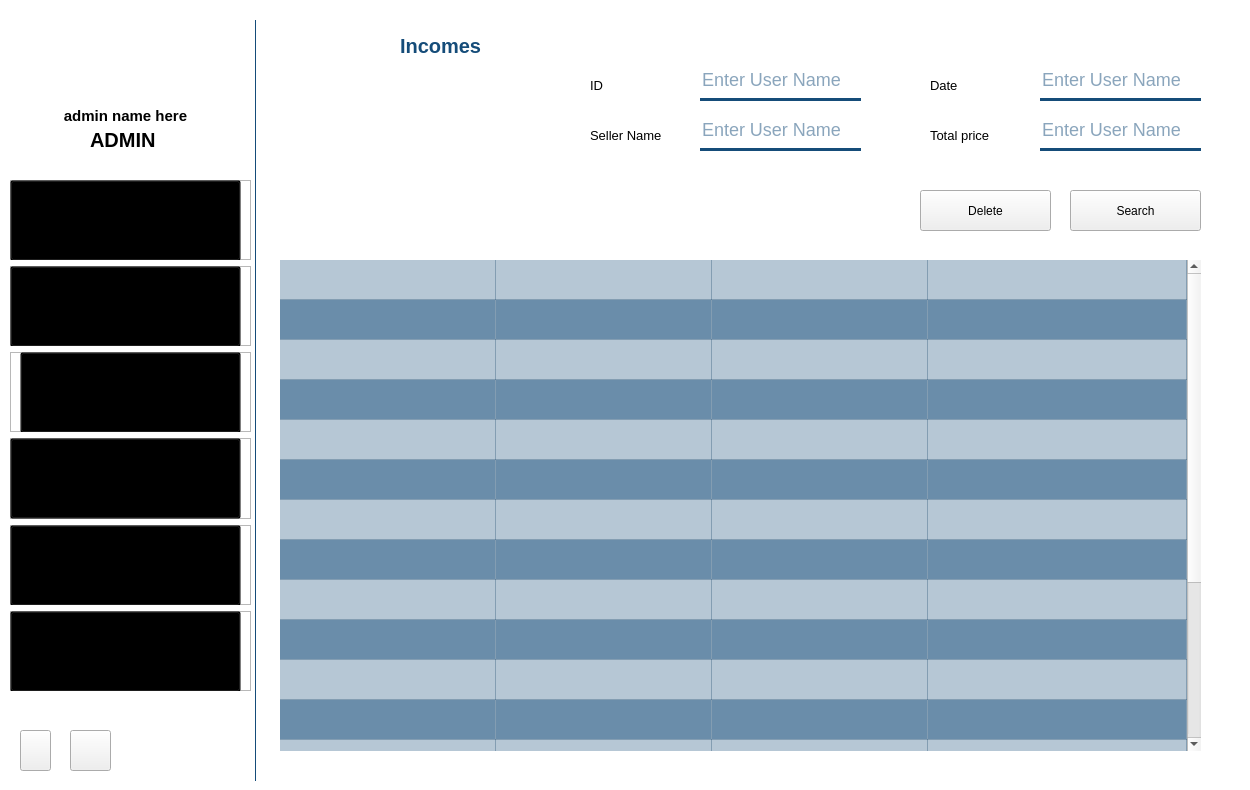
Qt form gui/admin.ui (Maher-Majdoub/supermarket_management_system) before a commit.
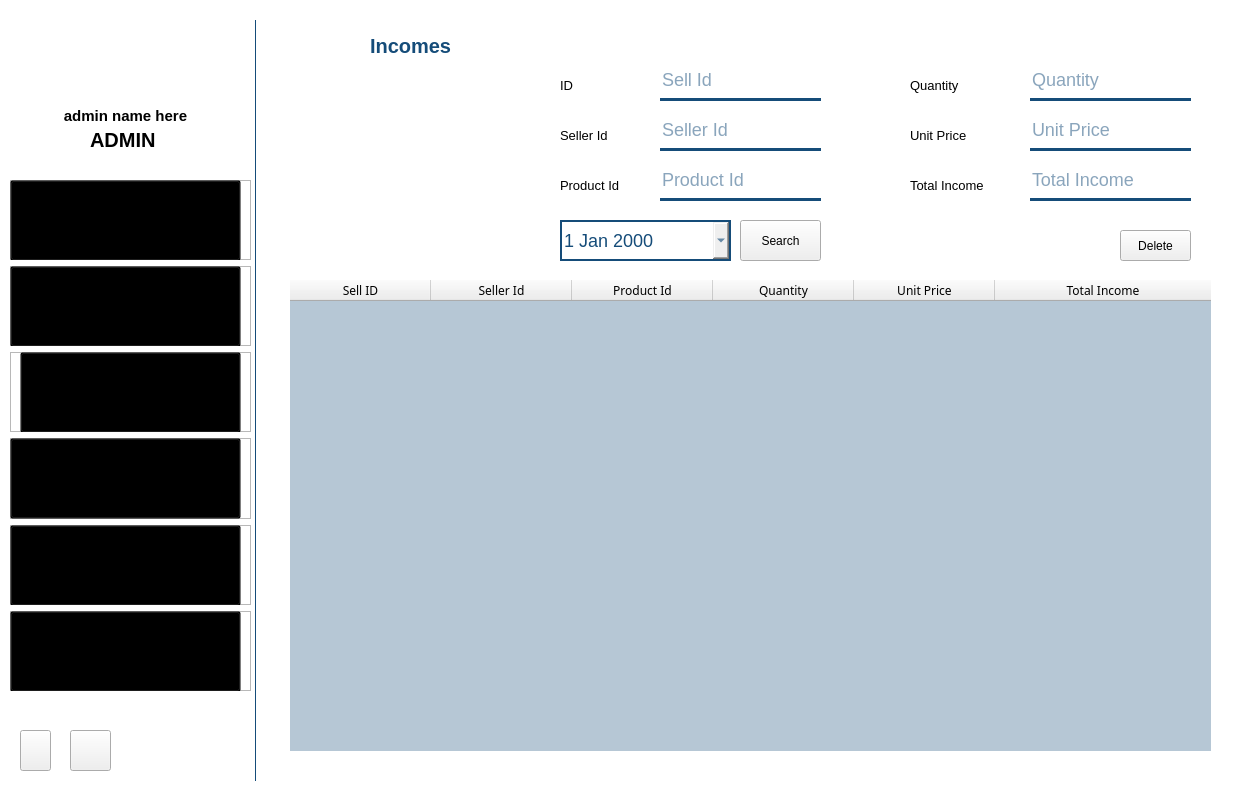
The same form after that commit. The open tabs and pages were chosen to show the change. Icons and pictures are not drawn.

Commit message: modified the incomes frame

Patch:
```diff
--- a/gui/admin.ui
+++ b/gui/admin.ui
@@ -136,7 +136,7 @@
   <widget class="QStackedWidget" name="containor">
    <property name="geometry">
     <rect>
-     <x>260</x>
+     <x>270</x>
      <y>20</y>
      <width>961</width>
      <height>751</height>
@@ -1767,7 +1767,7 @@
     <widget class="QLabel" name="label_44">
      <property name="geometry">
       <rect>
-       <x>110</x>
+       <x>70</x>
        <y>70</y>
        <width>141</width>
        <height>131</height>
@@ -1786,7 +1786,7 @@
     <widget class="QLabel" name="label_45">
      <property name="geometry">
       <rect>
-       <x>140</x>
+       <x>100</x>
        <y>10</y>
        <width>91</width>
        <height>31</height>
@@ -1805,7 +1805,7 @@
     <widget class="QLabel" name="label_46">
      <property name="geometry">
       <rect>
-       <x>330</x>
+       <x>290</x>
        <y>50</y>
        <width>31</width>
        <height>31</height>
@@ -1823,7 +1823,7 @@
     <widget class="QLineEdit" name="categorie_id_9">
      <property name="geometry">
       <rect>
-       <x>440</x>
+       <x>390</x>
        <y>40</y>
        <width>161</width>
        <height>41</height>
@@ -1835,14 +1835,17 @@
 color: #154c79;
 font-size: 18px;</string>
      </property>
+     <property name="readOnly">
+      <bool>true</bool>
+     </property>
      <property name="placeholderText">
-      <string>Enter User Name</string>
+      <string>Sell Id</string>
      </property>
     </widget>
     <widget class="QLabel" name="label_47">
      <property name="geometry">
       <rect>
-       <x>330</x>
+       <x>290</x>
        <y>100</y>
        <width>91</width>
        <height>31</height>
@@ -1854,33 +1857,15 @@
       </font>
      </property>
      <property name="text">
-      <string>Seller Name</string>
-     </property>
-    </widget>
-    <widget class="QLabel" name="label_48">
-     <property name="geometry">
-      <rect>
-       <x>670</x>
-       <y>50</y>
-       <width>41</width>
-       <height>31</height>
-      </rect>
-     </property>
-     <property name="font">
-      <font>
-       <pointsize>10</pointsize>
-      </font>
-     </property>
-     <property name="text">
-      <string>Date</string>
+      <string>Seller Id</string>
      </property>
     </widget>
     <widget class="QLabel" name="label_49">
      <property name="geometry">
       <rect>
-       <x>670</x>
-       <y>100</y>
-       <width>91</width>
+       <x>640</x>
+       <y>150</y>
+       <width>101</width>
        <height>31</height>
       </rect>
      </property>
@@ -1890,13 +1875,13 @@
       </font>
      </property>
      <property name="text">
-      <string>Total price</string>
+      <string>Total Income</string>
      </property>
     </widget>
     <widget class="QLineEdit" name="categorie_id_10">
      <property name="geometry">
       <rect>
-       <x>440</x>
+       <x>390</x>
        <y>90</y>
        <width>161</width>
        <height>41</height>
@@ -1908,34 +1893,24 @@
 color: #154c79;
 font-size: 18px;</string>
      </property>
-     <property name="placeholderText">
-      <string>Enter User Name</string>
-     </property>
-    </widget>
-    <widget class="QLineEdit" name="categorie_id_11">
-     <property name="geometry">
-      <rect>
-       <x>780</x>
-       <y>40</y>
-       <width>161</width>
-       <height>41</height>
-      </rect>
-     </property>
      <property name="styleSheet">
       <string notr="true">border: none;
 border-bottom: 3px solid #154c79;
 color: #154c79;
 font-size: 18px;</string>
      </property>
+     <property name="readOnly">
+      <bool>true</bool>
+     </property>
      <property name="placeholderText">
-      <string>Enter User Name</string>
+      <string>Seller Id</string>
      </property>
     </widget>
     <widget class="QLineEdit" name="categorie_id_12">
      <property name="geometry">
       <rect>
-       <x>780</x>
-       <y>90</y>
+       <x>760</x>
+       <y>140</y>
        <width>161</width>
        <height>41</height>
       </rect>
@@ -1946,16 +1921,19 @@
 color: #154c79;
 font-size: 18px;</string>
      </property>
+     <property name="readOnly">
+      <bool>true</bool>
+     </property>
      <property name="placeholderText">
-      <string>Enter User Name</string>
+      <string>Total Income</string>
      </property>
     </widget>
     <widget class="QPushButton" name="sellings_search_btn">
      <property name="geometry">
       <rect>
-       <x>810</x>
-       <y>170</y>
-       <width>131</width>
+       <x>470</x>
+       <y>200</y>
+       <width>81</width>
        <height>41</height>
       </rect>
      </property>
@@ -1972,10 +1950,10 @@
     <widget class="QPushButton" name="sellings_delete_btn">
      <property name="geometry">
       <rect>
-       <x>660</x>
-       <y>170</y>
-       <width>131</width>
-       <height>41</height>
+       <x>850</x>
+       <y>210</y>
+       <width>71</width>
+       <height>31</height>
       </rect>
      </property>
      <property name="statusTip">
@@ -1995,9 +1973,9 @@
      <property name="geometry">
       <rect>
        <x>20</x>
-       <y>240</y>
+       <y>260</y>
        <width>921</width>
-       <height>491</height>
+       <height>471</height>
       </rect>
      </property>
      <property name="sizePolicy">
@@ -2103,19 +2081,19 @@
       <bool>false</bool>
      </property>
      <property name="columnCount">
-      <number>4</number>
+      <number>6</number>
      </property>
      <attribute name="horizontalHeaderVisible">
-      <bool>false</bool>
+      <bool>true</bool>
      </attribute>
      <attribute name="horizontalHeaderCascadingSectionResizes">
       <bool>false</bool>
      </attribute>
      <attribute name="horizontalHeaderDefaultSectionSize">
-      <number>216</number>
+      <number>141</number>
      </attribute>
      <attribute name="horizontalHeaderMinimumSectionSize">
-      <number>216</number>
+      <number>141</number>
      </attribute>
      <attribute name="horizontalHeaderShowSortIndicator" stdset="0">
       <bool>true</bool>
@@ -2141,96 +2119,6 @@
      <attribute name="verticalHeaderStretchLastSection">
       <bool>false</bool>
      </attribute>
-     <row>
-      <property name="text">
-       <string>New Row</string>
-      </property>
-     </row>
-     <row>
-      <property name="text">
-       <string/>
-      </property>
-     </row>
-     <row>
-      <property name="text">
-       <string>New Row</string>
-      </property>
-     </row>
-     <row>
-      <property name="text">
-       <string>New Row</string>
-      </property>
-     </row>
-     <row>
-      <property name="text">
-       <string>New Row</string>
-      </property>
-     </row>
-     <row>
-      <property name="text">
-       <string>New Row</string>
-      </property>
-     </row>
-     <row>
-      <property name="text">
-       <string>New Row</string>
-      </property>
-     </row>
-     <row>
-      <property name="text">
-       <string>New Row</string>
-      </property>
-     </row>
-     <row>
-      <property name="text">
-       <string>New Row</string>
-      </property>
-     </row>
-     <row>
-      <property name="text">
-       <string>New Row</string>
-      </property>
-     </row>
-     <row>
-      <property name="text">
-       <string>New Row</string>
-      </property>
-     </row>
-     <row>
-      <property name="text">
-       <string>New Row</string>
-      </property>
-     </row>
-     <row>
-      <property name="text">
-       <string>New Row</string>
-      </property>
-     </row>
-     <row>
-      <property name="text">
-       <string>New Row</string>
-      </property>
-     </row>
-     <row>
-      <property name="text">
-       <string>New Row</string>
-      </property>
-     </row>
-     <row>
-      <property name="text">
-       <string>New Row</string>
-      </property>
-     </row>
-     <row>
-      <property name="text">
-       <string>New Row</string>
-      </property>
-     </row>
-     <row>
-      <property name="text">
-       <string>New Row</string>
-      </property>
-     </row>
      <column>
       <property name="text">
        <string>Sell ID</string>
@@ -2238,19 +2126,182 @@
      </column>
      <column>
       <property name="text">
-       <string>Seller Name</string>
+       <string>Seller Id</string>
       </property>
      </column>
      <column>
       <property name="text">
-       <string>date</string>
+       <string>Product Id</string>
       </property>
      </column>
      <column>
       <property name="text">
-       <string>Total</string>
+       <string>Quantity</string>
       </property>
      </column>
+     <column>
+      <property name="text">
+       <string>Unit Price</string>
+      </property>
+     </column>
+     <column>
+      <property name="text">
+       <string>Total Income</string>
+      </property>
+     </column>
+    </widget>
+    <widget class="QLabel" name="label_57">
+     <property name="geometry">
+      <rect>
+       <x>290</x>
+       <y>150</y>
+       <width>91</width>
+       <height>31</height>
+      </rect>
+     </property>
+     <property name="font">
+      <font>
+       <pointsize>10</pointsize>
+      </font>
+     </property>
+     <property name="text">
+      <string>Product Id</string>
+     </property>
+    </widget>
+    <widget class="QLineEdit" name="incomes_product_id">
+     <property name="geometry">
+      <rect>
+       <x>390</x>
+       <y>140</y>
+       <width>161</width>
+       <height>41</height>
+      </rect>
+     </property>
+     <property name="statusTip">
+      <string>del</string>
+     </property>
+     <property name="styleSheet">
+      <string notr="true">border: none;
+border-bottom: 3px solid #154c79;
+color: #154c79;
+font-size: 18px;</string>
+     </property>
+     <property name="readOnly">
+      <bool>true</bool>
+     </property>
+     <property name="placeholderText">
+      <string>Product Id</string>
+     </property>
+    </widget>
+    <widget class="QLabel" name="label_58">
+     <property name="geometry">
+      <rect>
+       <x>640</x>
+       <y>50</y>
+       <width>71</width>
+       <height>31</height>
+      </rect>
+     </property>
+     <property name="font">
+      <font>
+       <pointsize>10</pointsize>
+      </font>
+     </property>
+     <property name="text">
+      <string>Quantity</string>
+     </property>
+    </widget>
+    <widget class="QLabel" name="label_59">
+     <property name="geometry">
+      <rect>
+       <x>640</x>
+       <y>100</y>
+       <width>101</width>
+       <height>31</height>
+      </rect>
+     </property>
+     <property name="font">
+      <font>
+       <pointsize>10</pointsize>
+      </font>
+     </property>
+     <property name="text">
+      <string>Unit Price</string>
+     </property>
+    </widget>
+    <widget class="QLineEdit" name="incomes_unit_price">
+     <property name="geometry">
+      <rect>
+       <x>760</x>
+       <y>90</y>
+       <width>161</width>
+       <height>41</height>
+      </rect>
+     </property>
+     <property name="statusTip">
+      <string>del</string>
+     </property>
+     <property name="styleSheet">
+      <string notr="true">border: none;
+border-bottom: 3px solid #154c79;
+color: #154c79;
+font-size: 18px;</string>
+     </property>
+     <property name="readOnly">
+      <bool>true</bool>
+     </property>
+     <property name="placeholderText">
+      <string>Unit Price</string>
+     </property>
+    </widget>
+    <widget class="QLineEdit" name="incomes_quantity">
+     <property name="geometry">
+      <rect>
+       <x>760</x>
+       <y>40</y>
+       <width>161</width>
+       <height>41</height>
+      </rect>
+     </property>
+     <property name="statusTip">
+      <string>del</string>
+     </property>
+     <property name="styleSheet">
+      <string notr="true">border: none;
+border-bottom: 3px solid #154c79;
+color: #154c79;
+font-size: 18px;</string>
+     </property>
+     <property name="readOnly">
+      <bool>true</bool>
+     </property>
+     <property name="placeholderText">
+      <string>Quantity</string>
+     </property>
+    </widget>
+    <widget class="QDateEdit" name="incomes_date">
+     <property name="geometry">
+      <rect>
+       <x>290</x>
+       <y>200</y>
+       <width>171</width>
+       <height>41</height>
+      </rect>
+     </property>
+     <property name="acceptDrops">
+      <bool>false</bool>
+     </property>
+     <property name="styleSheet">
+      <string notr="true">border: 2px solid #154c79;
+color: #154c79;
+font-size: 18px;</string>
+     </property>
+     <property name="accelerated">
+      <bool>false</bool>
+     </property>
+     <property name="calendarPopup">
+      <bool>true</bool>
+     </property>
     </widget>
    </widget>
    <widget class="QWidget" name="expenses_frame">
```
Left out of the diff: 40 changed lines with no effect on the pictures. The commit also changes 3 other files.
